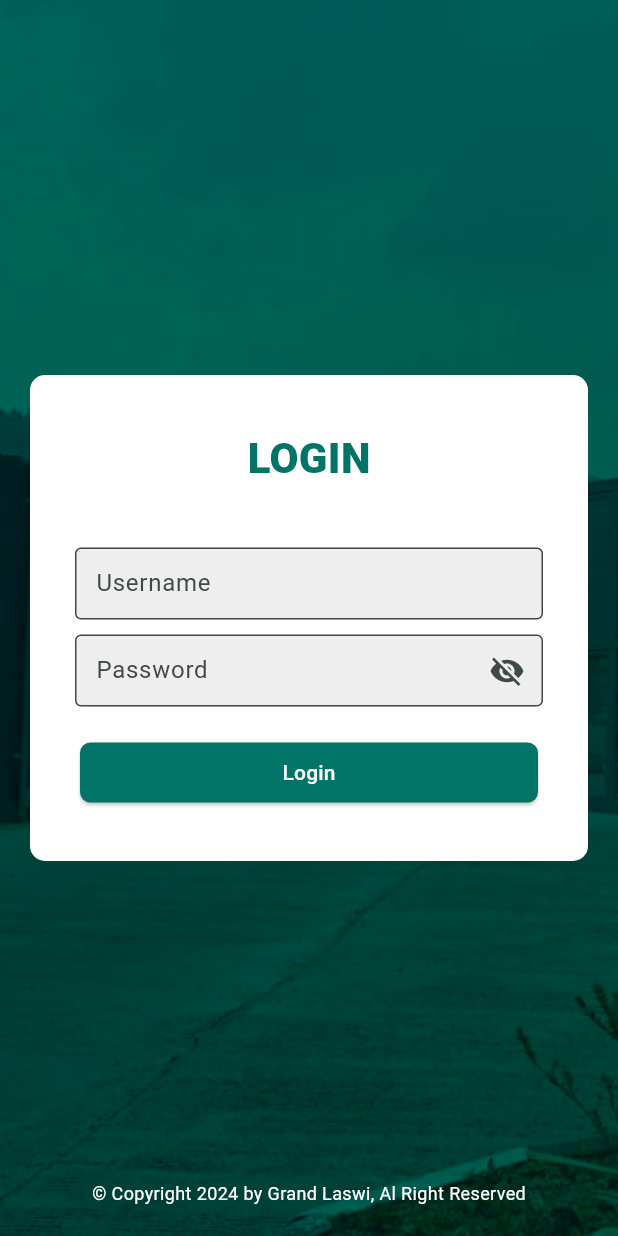
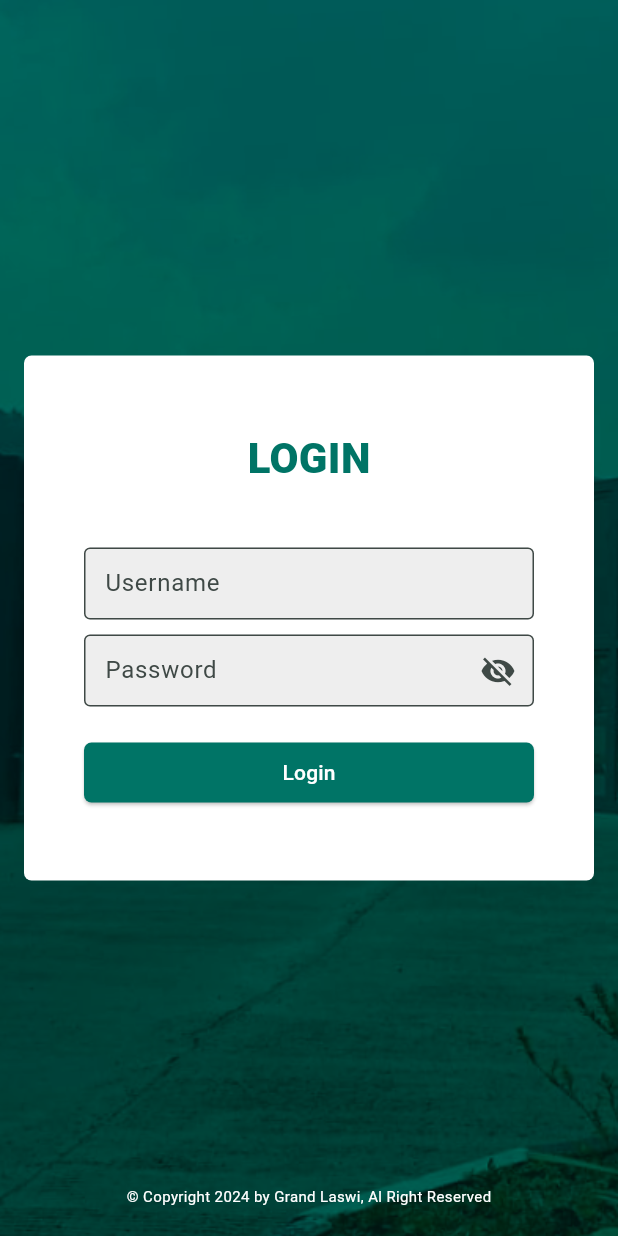
Before and after one commit to hafizhproject45/GL-CashMan, a Flutter app: the screen it shows after launch, after a tap on "Login", on a phone screen of 412 x 824 dp. Run offline on Flutter 3.47's test engine with Material 3 defaults, Android fonts, the phone set to English and light mode, and no system bars; our stand-ins replace curved_navigation_bar, dotted_border, dropdown_button2, flutter_image_slideshow, go_router, image_cropper and 1 more.

Commit message:
REVISION BUTTON

```diff
--- a/lib/main.dart
+++ b/lib/main.dart
@@ -1,7 +1,7 @@
 import 'package:flutter/material.dart';
 
-import './routes/app_route.dart';
-import 'styles/color_pallete.dart';
+import '../../routes/app_route.dart';
+import '../styles/color_pallete.dart';
 
 void main() => runApp(MyApp());
 
--- /dev/null
+++ b/lib/screens/auth/login_screen.dart
@@ -0,0 +1,98 @@
+import 'package:flutter/material.dart';
+import 'package:go_router/go_router.dart';
+
+import '../../widgets/text_field/text_field_password_widget.dart';
+import '../../widgets/text_field/text_field_text_widget.dart';
+import '../../styles/color_pallete.dart';
+import '../../styles/text_styles.dart';
+
+class LoginScreen extends StatelessWidget {
+  final _formKey = GlobalKey<FormState>();
+
+  @override
+  Widget build(BuildContext context) {
+    return Scaffold(
+      body: SingleChildScrollView(
+        child: Container(
+          width: MediaQuery.of(context).size.width,
+          height: MediaQuery.of(context).size.height,
+          decoration: BoxDecoration(
+            image: DecorationImage(
+              image: AssetImage('assets/images/bg.png'),
+              fit: BoxFit.cover,
+            ),
+          ),
+          //! ISI
+          child: Stack(
+            children: [
+              Align(
+                alignment: Alignment.center,
+                child: Form(
+                  key: _formKey,
+                  child: Container(
+                    width: 380,
+                    height: 350,
+                    decoration: BoxDecoration(
+                        color: Colors.white,
+                        borderRadius: BorderRadius.circular(5)),
+                    child: Column(
+                      mainAxisAlignment: MainAxisAlignment.center,
+                      children: [
+                        Text(
+                          'LOGIN',
+                          style: TextPrimary.header,
+                        ),
+                        SizedBox(height: 40),
+                        TextFieldNameWidget(
+                          name: "Username",
+                        ),
+                        SizedBox(height: 10),
+                        TextFieldPasswordWidget(),
+                        SizedBox(height: 20),
+                        ElevatedButton(
+                          style: ElevatedButton.styleFrom(
+                            backgroundColor: Colorz.primary,
+                            fixedSize: Size.fromWidth(300),
+                            shape: RoundedRectangleBorder(
+                              borderRadius:
+                                  BorderRadius.all(Radius.circular(5)),
+                            ),
+                          ),
+                          onPressed: () {
+                            context.go('/home');
+                          },
+                          child: Text(
+                            'Login',
+                            style: TextStyle(color: Colors.white),
+                          ),
+                        ),
+                      ],
+                    ),
+                  ),
+                ),
+              ),
+              Positioned(
+                left: 0,
+                right: 0,
+                bottom: 10,
+                child: Align(
+                  alignment: Alignment.bottomCenter,
+                  child: Padding(
+                    padding: EdgeInsets.only(bottom: 10),
+                    child: Text(
+                      '© Copyright 2024 by Grand Laswi, Al Right Reserved',
+                      style: TextStyle(
+                        color: Colors.white,
+                        fontSize: 10,
+                      ),
+                    ),
+                  ),
+                ),
+              ),
+            ],
+          ),
+        ),
+      ),
+    );
+  }
+}
--- a/lib/screens/home/home_screen.dart
+++ b/lib/screens/home/home_screen.dart
@@ -1,5 +1,6 @@
 import 'package:flutter/material.dart';
-import 'package:gl_app/widgets/carousel_widget.dart';
+
+import '../../widgets/carousel_widget.dart';
 import '../../styles/text_styles.dart';
 
 class HomeScreen extends StatelessWidget {
--- a/lib/screens/landing_screen.dart
+++ b/lib/screens/landing_screen.dart
@@ -8,8 +8,8 @@ class LandingScreen extends StatelessWidget {
       body: Stack(
         children: [
           Container(
-            width: double.infinity,
-            height: double.infinity,
+            width: MediaQuery.of(context).size.width,
+            height: MediaQuery.of(context).size.height,
             decoration: BoxDecoration(
               image: DecorationImage(
                 image: AssetImage(
@@ -47,10 +47,9 @@ class LandingScreen extends StatelessWidget {
                       SizedBox(height: 20),
                       ElevatedButton(
                         style: ElevatedButton.styleFrom(
-                          padding: EdgeInsets.symmetric(horizontal: 25),
                           elevation: 10,
                           shape: RoundedRectangleBorder(
-                            borderRadius: BorderRadius.all(Radius.circular(10)),
+                            borderRadius: BorderRadius.all(Radius.circular(8)),
                           ),
                         ),
                         onPressed: () {
@@ -84,7 +83,7 @@ class LandingScreen extends StatelessWidget {
                   '© Copyright 2024 by Grand Laswi, Al Right Reserved',
                   style: TextStyle(
                     color: Colors.white,
-                    fontSize: 12,
+                    fontSize: 10,
                   ),
                 ),
               ),
--- a/lib/screens/login_screen.dart
+++ /dev/null
@@ -1,128 +0,0 @@
-import 'package:flutter/material.dart';
-import 'package:go_router/go_router.dart';
-
-import '../styles/color_pallete.dart';
-import '../styles/text_styles.dart';
-
-class LoginScreen extends StatefulWidget {
-  @override
-  State<LoginScreen> createState() => _LoginScreenState();
-}
-
-class _LoginScreenState extends State<LoginScreen> {
-  bool _obscureText = true;
-
-  @override
-  Widget build(BuildContext context) {
-    return Scaffold(
-      body: SingleChildScrollView(
-        child: Container(
-          width: double.infinity,
-          height: MediaQuery.of(context).size.height,
-          decoration: BoxDecoration(
-            image: DecorationImage(
-              image: AssetImage('assets/images/bg.png'),
-              fit: BoxFit.cover,
-            ),
-          ),
-          //! ISI
-          child: Stack(
-            children: [
-              Container(
-                decoration: BoxDecoration(
-                    color: Colors.white,
-                    borderRadius: BorderRadius.circular(10)),
-                margin: EdgeInsets.symmetric(horizontal: 20, vertical: 250),
-                child: Column(
-                  mainAxisAlignment: MainAxisAlignment.center,
-                  children: [
-                    Text(
-                      'LOGIN',
-                      style: TextPrimary.header,
-                    ),
-                    SizedBox(height: 40),
-                    Padding(
-                      padding: EdgeInsets.symmetric(horizontal: 30),
-                      child: TextField(
-                        enableInteractiveSelection: true,
-                        keyboardType: TextInputType.text,
-                        decoration: InputDecoration(
-                          label: Text('Username'),
-                          border: OutlineInputBorder(),
-                          contentPadding: EdgeInsets.symmetric(horizontal: 10),
-                          fillColor: Colors.grey[200],
-                          filled: true,
-                        ),
-                      ),
-                    ),
-                    SizedBox(height: 10),
-                    Padding(
-                      padding: EdgeInsets.symmetric(horizontal: 30),
-                      child: TextField(
-                        enableInteractiveSelection: true,
-                        keyboardType: TextInputType.text,
-                        obscureText: _obscureText,
-                        decoration: InputDecoration(
-                          labelText: 'Password',
-                          border: OutlineInputBorder(),
-                          suffixIcon: IconButton(
-                            onPressed: () {
-                              setState(() {
-                                _obscureText = !_obscureText;
-                              });
-                            },
-                            icon: Icon(_obscureText
-                                ? Icons.visibility_off
-                                : Icons.visibility),
-                          ),
-                          contentPadding: EdgeInsets.symmetric(horizontal: 10),
-                          fillColor: Colors.grey[200],
-                          filled: true,
-                        ),
-                      ),
-                    ),
-                    SizedBox(height: 20),
-                    ElevatedButton(
-                      style: ElevatedButton.styleFrom(
-                        backgroundColor: Colorz.primary,
-                        padding: EdgeInsets.symmetric(horizontal: 135),
-                        shape: RoundedRectangleBorder(
-                          borderRadius: BorderRadius.all(Radius.circular(7)),
-                        ),
-                      ),
-                      onPressed: () {
-                        context.go('/home');
-                      },
-                      child: Text(
-                        'Login',
-                        style: TextStyle(color: Colors.white),
-                      ),
-                    ),
-                  ],
-                ),
-              ),
-              Positioned(
-                left: 0,
-                right: 0,
-                bottom: 10,
-                child: Align(
-                  alignment: Alignment.bottomCenter,
-                  child: Padding(
-                    padding: EdgeInsets.only(bottom: 10),
-                    child: Text(
-                      '© Copyright 2024 by Grand Laswi, Al Right Reserved',
-                      style: TextStyle(
-                        color: Colors.white,
-                        fontSize: 12,
-                      ),
-                    ),
-                  ),
-                ),
-              ),
-            ],
-          ),
-        ),
-      ),
-    );
-  }
-}
--- a/lib/screens/profile/contact_screen.dart
+++ b/lib/screens/profile/contact_screen.dart
@@ -38,6 +38,8 @@ class ContactScreen extends StatelessWidget {
             ],
           ),
           Expanded(
+            child: Container(
+              width: 300,
               child: ListView(
                 children: [
                   Center(child: Text('List Kontak', style: TextPrimary.header)),
@@ -58,6 +60,7 @@ class ContactScreen extends StatelessWidget {
                 ],
               ),
             ),
+          ),
           SizedBox(height: 30),
         ],
       ),
--- a/lib/screens/profile/profile_screen.dart
+++ b/lib/screens/profile/profile_screen.dart
@@ -20,7 +20,7 @@ class ProfileScreen extends StatelessWidget {
                   Container(
                     margin: EdgeInsets.only(bottom: 20),
                     height: 250,
-                    width: double.infinity,
+                    width: MediaQuery.of(context).size.width,
                     child: Image(
                       image: AssetImage('assets/images/bg.png'),
                       fit: BoxFit.cover,
@@ -43,8 +43,8 @@ class ProfileScreen extends StatelessWidget {
                           context.go('/');
                         },
                         style: ElevatedButton.styleFrom(
-                          maximumSize: Size(125, 40),
                           backgroundColor: Colors.red,
+                          fixedSize: Size.fromWidth(130),
                           shape: RoundedRectangleBorder(
                             borderRadius: BorderRadius.all(Radius.circular(10)),
                           ),
--- a/lib/screens/profile/release_screen.dart
+++ b/lib/screens/profile/release_screen.dart
@@ -1,7 +1,7 @@
 import 'package:flutter/material.dart';
-import 'package:gl_app/styles/text_styles.dart';
 import 'package:go_router/go_router.dart';
 
+import '../../styles/text_styles.dart';
 import '../../styles/color_pallete.dart';
 
 class ReleaseScreen extends StatelessWidget {
@@ -79,7 +79,7 @@ class ReleaseScreen extends StatelessWidget {
                   ),
                   Text(
                     'Awal rilis',
-                    style: TextGrey.body,
+                    style: TextGrey.thin,
                   ),
                   SizedBox(height: 20),
                   Text(
@@ -91,7 +91,7 @@ class ReleaseScreen extends StatelessWidget {
                   ),
                   Text(
                     'Firur:\n1. Image Picker\n2. Print to PDF',
-                    style: TextGrey.body,
+                    style: TextGrey.thin,
                   )
                 ],
               ),
--- a/lib/widgets/contactList_widget.dart
+++ b/lib/widgets/contactList_widget.dart
@@ -20,13 +20,14 @@ class ContactListWidget extends StatelessWidget {
   @override
   Widget build(BuildContext context) {
     return Padding(
-      padding: EdgeInsets.symmetric(horizontal: 70, vertical: 5),
+      padding: EdgeInsets.only(bottom: 15),
       child: ElevatedButton(
         onPressed: () {
           launchWhatsapp(contactNumber);
         },
         style: ElevatedButton.styleFrom(
           elevation: 2,
+          fixedSize: Size.fromHeight(50),
           shape: RoundedRectangleBorder(
             borderRadius: BorderRadius.all(
               Radius.circular(5),
--- /dev/null
+++ b/lib/widgets/text_field/text_field_password_widget.dart
@@ -0,0 +1,38 @@
+import 'package:flutter/material.dart';
+
+class TextFieldPasswordWidget extends StatefulWidget {
+  @override
+  State<TextFieldPasswordWidget> createState() =>
+      _TextFieldPasswordWidgetState();
+}
+
+class _TextFieldPasswordWidgetState extends State<TextFieldPasswordWidget> {
+  bool _obscureText = true;
+
+  @override
+  Widget build(BuildContext context) {
+    return Container(
+      width: 300,
+      child: TextField(
+        enableInteractiveSelection: true,
+        keyboardType: TextInputType.text,
+        obscureText: _obscureText,
+        decoration: InputDecoration(
+          labelText: 'Password',
+          border: OutlineInputBorder(),
+          suffixIcon: IconButton(
+            onPressed: () {
+              setState(() {
+                _obscureText = !_obscureText;
+              });
+            },
+            icon: Icon(_obscureText ? Icons.visibility_off : Icons.visibility),
+          ),
+          contentPadding: EdgeInsets.symmetric(horizontal: 10),
+          fillColor: Colors.grey[200],
+          filled: true,
+        ),
+      ),
+    );
+  }
+}
--- /dev/null
+++ b/lib/widgets/text_field/text_field_text_widget.dart
@@ -0,0 +1,25 @@
+import 'package:flutter/material.dart';
+
+class TextFieldNameWidget extends StatelessWidget {
+  final String name;
+
+  TextFieldNameWidget({required this.name});
+
+  @override
+  Widget build(BuildContext context) {
+    return Container(
+      width: 300,
+      child: TextField(
+        enableInteractiveSelection: true,
+        keyboardType: TextInputType.text,
+        decoration: InputDecoration(
+          label: Text(name),
+          border: OutlineInputBorder(),
+          contentPadding: EdgeInsets.symmetric(horizontal: 10),
+          fillColor: Colors.grey[200],
+          filled: true,
+        ),
+      ),
+    );
+  }
+}
```
Also changed, not shown: lib/routes/app_route.dart (+8 -8 lines), lib/screens/payment/payment_screen.dart (+8 -88 lines), lib/widgets/dropdown_widget.dart (added, +91 -0 lines), 62 other files. Lines whose indentation alone changed are shown as unchanged.
